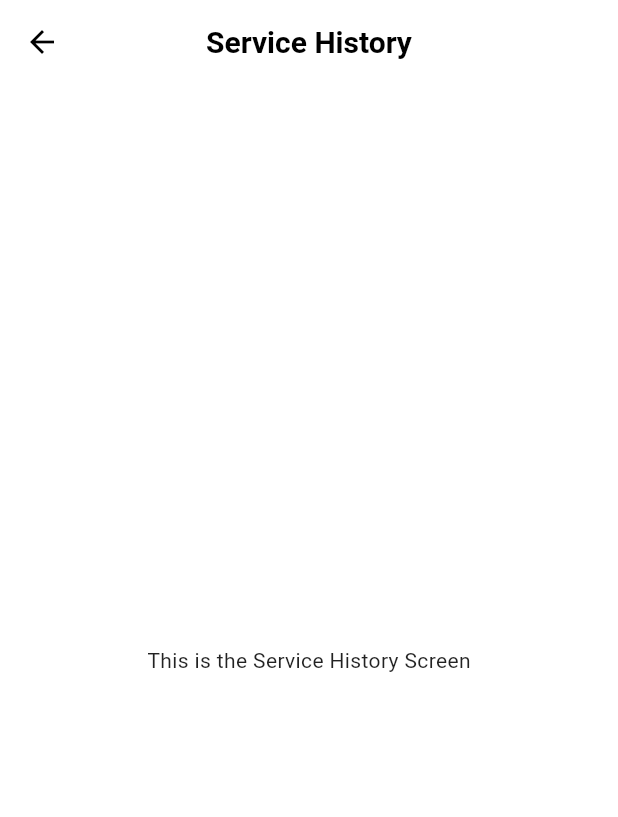
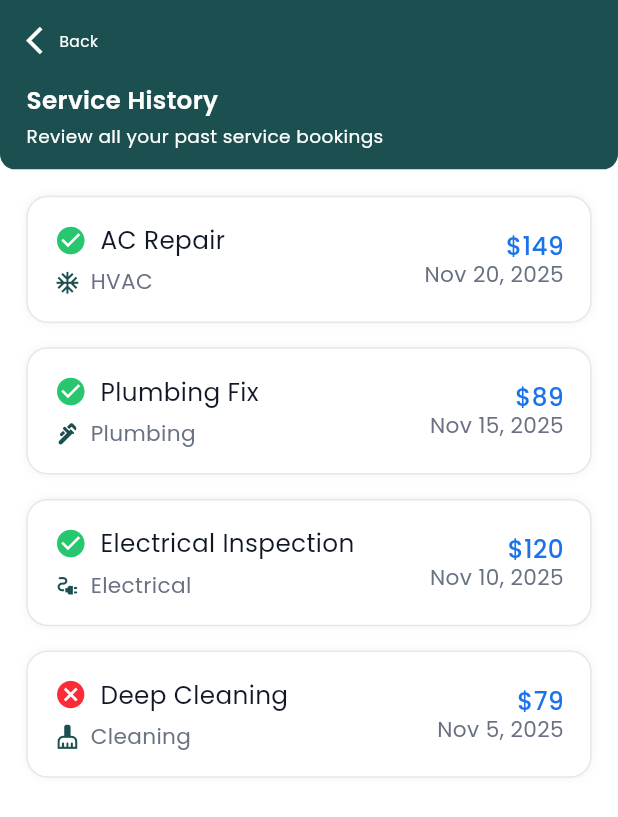
Before and after one commit to nuhan021/aryegrunzweig, a Flutter app: the ServiceHistoryScreen screen opened by its route, on a phone screen of 412 x 824 dp. Shown: the top 817 px of the screen. Run offline on Flutter 3.47's test engine with Material 3 defaults, Android fonts, the phone set to English and light mode, and no system bars; our stand-ins replace cached_network_image, carousel_slider, country_code_picker, flutter_otp_text_field, flutter_screenutil, get and 7 more; accounts and stored records are empty.

Commit message:
service history page added

```diff
--- /dev/null
+++ b/lib/features/profile/service_history/controllers/service_history_controller.dart
@@ -0,0 +1,56 @@
+import 'package:get/get.dart';
+import 'package:flutter/material.dart';
+import '../models/service_history_model.dart';
+
+class ServiceHistoryController extends GetxController {
+  var services = <ServiceHistory>[].obs;
+  var isLoading = false.obs;
+
+  @override
+  void onInit() {
+    super.onInit();
+    _loadServiceHistory();
+  }
+
+  void _loadServiceHistory() {
+    // Mock data - replace with API call
+    services.addAll([
+      ServiceHistory(
+        id: '1',
+        title: 'AC Repair',
+        category: 'HVAC',
+        status: ServiceStatus.completed,
+        price: 149.00,
+        date: DateTime(2025, 11, 20),
+        categoryIcon: Icons.ac_unit,
+      ),
+      ServiceHistory(
+        id: '2',
+        title: 'Plumbing Fix',
+        category: 'Plumbing',
+        status: ServiceStatus.completed,
+        price: 89.00,
+        date: DateTime(2025, 11, 15),
+        categoryIcon: Icons.plumbing,
+      ),
+      ServiceHistory(
+        id: '3',
+        title: 'Electrical Inspection',
+        category: 'Electrical',
+        status: ServiceStatus.completed,
+        price: 120.00,
+        date: DateTime(2025, 11, 10),
+        categoryIcon: Icons.electrical_services,
+      ),
+      ServiceHistory(
+        id: '4',
+        title: 'Deep Cleaning',
+        category: 'Cleaning',
+        status: ServiceStatus.cancelled,
+        price: 79.00,
+        date: DateTime(2025, 11, 5),
+        categoryIcon: Icons.cleaning_services,
+      ),
+    ]);
+  }
+}
--- /dev/null
+++ b/lib/features/profile/service_history/models/service_history_model.dart
@@ -0,0 +1,67 @@
+import 'package:flutter/material.dart';
+
+class ServiceHistory {
+  final String id;
+  final String title;
+  final String category;
+  final ServiceStatus status;
+  final double price;
+  final DateTime date;
+  final IconData categoryIcon;
+
+  ServiceHistory({
+    required this.id,
+    required this.title,
+    required this.category,
+    required this.status,
+    required this.price,
+    required this.date,
+    required this.categoryIcon,
+  });
+
+  String get formattedDate {
+    final month = _getMonthName(date.month);
+    return '$month ${date.day}, ${date.year}';
+  }
+
+  String _getMonthName(int month) {
+    const months = [
+      'Jan',
+      'Feb',
+      'Mar',
+      'Apr',
+      'May',
+      'Jun',
+      'Jul',
+      'Aug',
+      'Sep',
+      'Oct',
+      'Nov',
+      'Dec',
+    ];
+    return months[month - 1];
+  }
+}
+
+enum ServiceStatus {
+  completed,
+  cancelled;
+
+  IconData get icon {
+    switch (this) {
+      case ServiceStatus.completed:
+        return Icons.check_circle;
+      case ServiceStatus.cancelled:
+        return Icons.cancel;
+    }
+  }
+
+  Color get color {
+    switch (this) {
+      case ServiceStatus.completed:
+        return const Color(0xFF28C76F);
+      case ServiceStatus.cancelled:
+        return const Color(0xFFFB2C36);
+    }
+  }
+}
--- a/lib/features/profile/service_history/views/screens/service_history_screen.dart
+++ b/lib/features/profile/service_history/views/screens/service_history_screen.dart
@@ -1,13 +1,91 @@
+import 'package:aryegrunzweig/core/common/widgets/custom_app_bar.dart';
 import 'package:flutter/material.dart';
+import 'package:flutter_screenutil/flutter_screenutil.dart';
+import 'package:get/get.dart';
+import 'package:aryegrunzweig/core/common/styles/global_text_style.dart';
+import '../../controllers/service_history_controller.dart';
+import '../../widgets/service_card.dart';
 
 class ServiceHistoryScreen extends StatelessWidget {
   const ServiceHistoryScreen({super.key});
 
   @override
   Widget build(BuildContext context) {
+    final controller = Get.put(ServiceHistoryController());
+
     return Scaffold(
-      appBar: AppBar(title: const Text('Service History')),
-      body: const Center(child: Text('This is the Service History Screen')),
+      backgroundColor: Colors.white,
+      // appBar: AppBar(
+      //   title: Column(
+      //     crossAxisAlignment: CrossAxisAlignment.start,
+      //     children: [
+      //       Text(
+      //         'Service History',
+      //         style: getTextStyle(
+      //           color: Colors.white,
+      //           fontSize: 16.sp,
+      //           fontWeight: FontWeight.w600,
+      //         ),
+      //       ),
+      //       Text(
+      //         'Review all your past service bookings',
+      //         style: getTextStyle(
+      //           color: Colors.white,
+      //           fontSize: 12.sp,
+      //           fontWeight: FontWeight.w400,
+      //         ),
+      //       ),
+      //     ],
+      //   ),
+      //   backgroundColor: AppColors.primary,
+      //   elevation: 0,
+      //   automaticallyImplyLeading: true,
+      // ),
+      body: SafeArea(
+        child: Column(
+          children: [
+            CustomAppBar(
+              title: 'Service History',
+              subtitle: 'Review all your past service bookings',
+            ),
+            Expanded(
+              child: SingleChildScrollView(
+                child: Padding(
+                  padding: EdgeInsets.all(16.w),
+                  child: Obx(
+                    () => controller.services.isEmpty
+                        ? Center(
+                            child: Padding(
+                              padding: EdgeInsets.symmetric(vertical: 32.h),
+                              child: Text(
+                                'No service history available',
+                                style: getTextStyle(
+                                  fontSize: 16.sp,
+                                  fontWeight: FontWeight.w400,
+                                  color: const Color(0xFF697282),
+                                ),
+                              ),
+                            ),
+                          )
+                        : Column(
+                            children: List.generate(
+                              controller.services.length,
+                              (index) {
+                                final service = controller.services[index];
+                                return Padding(
+                                  padding: EdgeInsets.only(bottom: 16.h),
+                                  child: ServiceCard(service: service),
+                                );
+                              },
+                            ),
+                          ),
+                  ),
+                ),
+              ),
+            ),
+          ],
+        ),
+      ),
     );
   }
 }
--- /dev/null
+++ b/lib/features/profile/service_history/widgets/service_card.dart
@@ -0,0 +1,121 @@
+import 'package:aryegrunzweig/core/utils/constants/colors.dart';
+import 'package:flutter/material.dart';
+import 'package:flutter_screenutil/flutter_screenutil.dart';
+import 'package:aryegrunzweig/core/common/styles/global_text_style.dart';
+import '../models/service_history_model.dart';
+
+class ServiceCard extends StatelessWidget {
+  final ServiceHistory service;
+
+  const ServiceCard({super.key, required this.service});
+
+  @override
+  Widget build(BuildContext context) {
+    return Container(
+      width: double.infinity,
+      padding: EdgeInsets.all(16.w),
+      decoration: BoxDecoration(
+        color: Colors.white,
+        borderRadius: BorderRadius.circular(14.r),
+        border: Border.all(color: const Color(0xFFE5E7EB), width: 1),
+        boxShadow: [
+          BoxShadow(
+            color: Colors.black.withValues(alpha: 0.05),
+            blurRadius: 4,
+            offset: const Offset(0, 0),
+            spreadRadius: 0,
+          ),
+        ],
+      ),
+      child: Row(
+        crossAxisAlignment: CrossAxisAlignment.center,
+        children: [
+          // Service title and category
+          Expanded(
+            child: Column(
+              crossAxisAlignment: CrossAxisAlignment.start,
+              mainAxisAlignment: MainAxisAlignment.center,
+              children: [
+                // Title with status icon
+                Row(
+                  crossAxisAlignment: CrossAxisAlignment.center,
+                  children: [
+                    Icon(
+                      service.status.icon,
+                      size: 20.w,
+                      color: service.status.color,
+                    ),
+                    SizedBox(width: 8.w),
+                    Expanded(
+                      child: Text(
+                        service.title,
+                        style: getTextStyle(
+                          fontSize: 16.sp,
+                          fontWeight: FontWeight.w400,
+                          color: const Color(0xFF101727),
+                        ),
+                        maxLines: 1,
+                        overflow: TextOverflow.ellipsis,
+                      ),
+                    ),
+                  ],
+                ),
+                SizedBox(height: 8.h),
+
+                // Category with icon
+                Row(
+                  crossAxisAlignment: CrossAxisAlignment.center,
+                  children: [
+                    Icon(
+                      service.categoryIcon,
+                      size: 16.w,
+                      color: AppColors.primary,
+                    ),
+                    SizedBox(width: 6.w),
+                    Text(
+                      service.category,
+                      style: getTextStyle(
+                        fontSize: 14.sp,
+                        fontWeight: FontWeight.w400,
+                        color: const Color(0xFF697282),
+                      ),
+                    ),
+                  ],
+                ),
+              ],
+            ),
+          ),
+          SizedBox(width: 12.w),
+
+          // Price and date
+          Column(
+            crossAxisAlignment: CrossAxisAlignment.end,
+            mainAxisAlignment: MainAxisAlignment.center,
+            children: [
+              // Price
+              Text(
+                '\$${service.price.toStringAsFixed(0)}',
+                style: getTextStyle(
+                  fontSize: 16.sp,
+                  fontWeight: FontWeight.w500,
+                  color: const Color(0xFF1A73E8),
+                ),
+              ),
+              SizedBox(height: 4.h),
+
+              // Date
+              Text(
+                service.formattedDate,
+                style: getTextStyle(
+                  fontSize: 14.sp,
+                  fontWeight: FontWeight.w400,
+                  color: const Color(0xFF697282),
+                ),
+              ),
+            ],
+          ),
+        ],
+      ),
+    );
+  }
+}
```
Also changed, not shown: lib/features/profile/view_profile/controllers/view_profile_controller.dart (+0 -10 lines).
